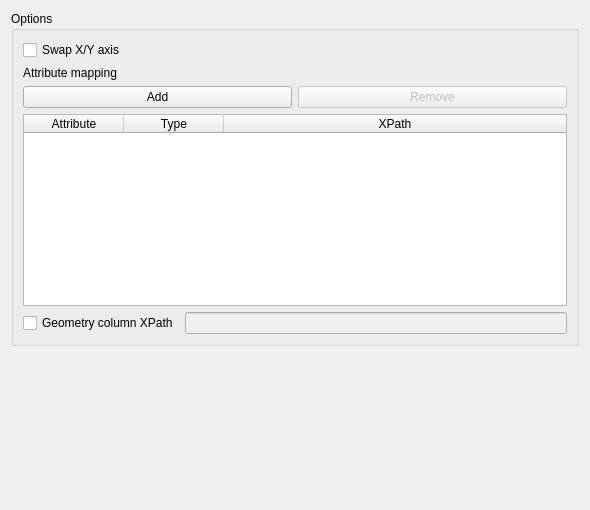
Above: gml_application_schema_toolbox/ui/import_xml_panel.ui from BRGM/gml_application_schema_toolbox before the change. Below: the same form after it.
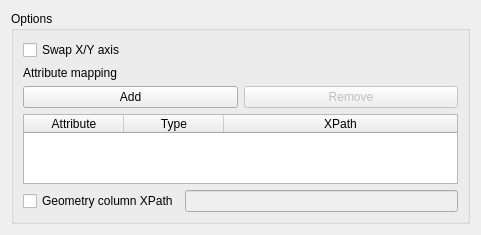
That is the form after the change. Custom widgets are drawn as their Qt base class.

The edit to the form file:
```diff
--- a/gml_application_schema_toolbox/ui/import_xml_panel.ui
+++ b/gml_application_schema_toolbox/ui/import_xml_panel.ui
@@ -6,8 +6,8 @@
    <rect>
     <x>0</x>
     <y>0</y>
-    <width>590</width>
-    <height>510</height>
+    <width>481</width>
+    <height>38</height>
    </rect>
   </property>
   <property name="windowTitle">
@@ -101,19 +101,6 @@
      </layout>
     </widget>
    </item>
-   <item>
-    <spacer name="verticalSpacer">
-     <property name="orientation">
-      <enum>Qt::Vertical</enum>
-     </property>
-     <property name="sizeHint" stdset="0">
-      <size>
-       <width>20</width>
-       <height>40</height>
-      </size>
-     </property>
-    </spacer>
-   </item>
   </layout>
  </widget>
  <customwidgets>
```
Left out of the diff: 7 changed lines with no effect on the pictures.
